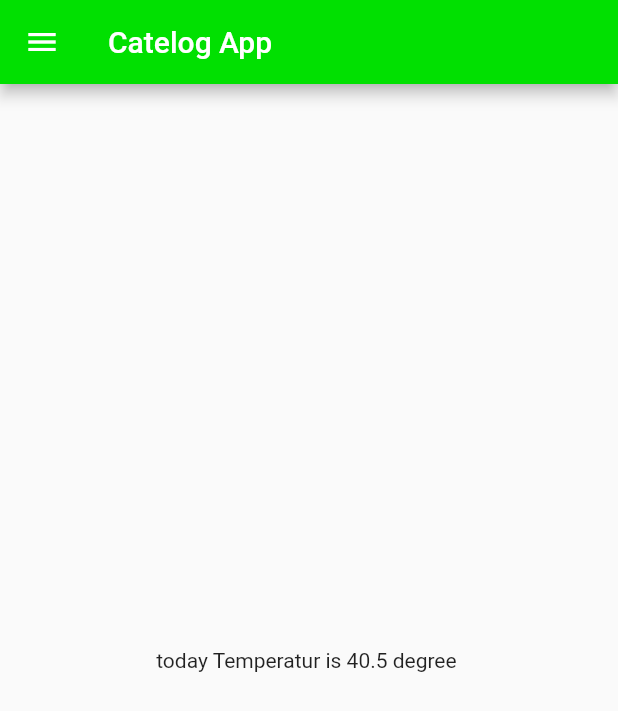
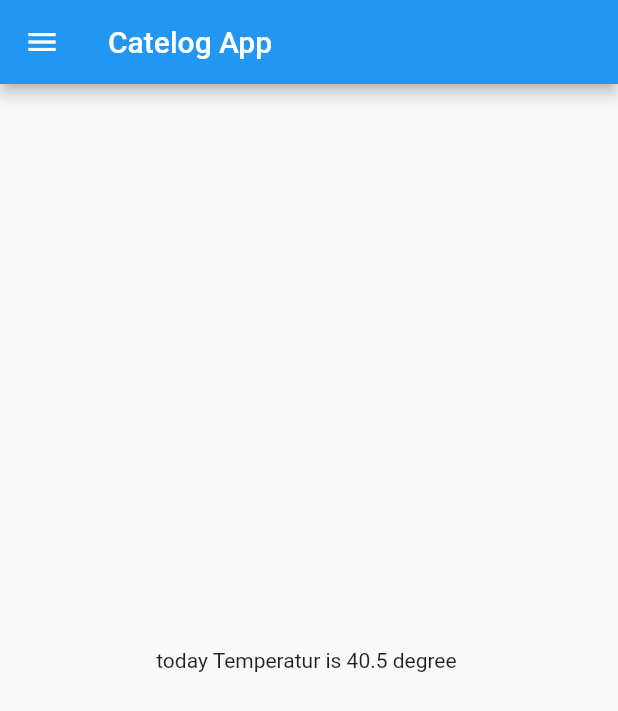
Before and after one commit to MuhammadAhmadSharif/30DaysOfFlutter, a Flutter app: the screen it shows after launch, on a phone screen of 412 x 824 dp. Shown: the top 711 px of the screen. Run offline on Flutter 3.47's test engine with Material 2 defaults, Android fonts, the phone set to English and light mode, and no system bars.

Commit message:
day 3 completed

```diff
--- a/lib/home_page.dart
+++ b/lib/Pages/home_page.dart
@@ -8,9 +8,8 @@ class Home_page extends StatelessWidget {
     var days = 30;
     var temp = 40.5;
     return Scaffold(
-      appBar:AppBar(
+      appBar: AppBar(
         title: Text("Catelog App"),
-        backgroundColor: Color.fromARGB(255, 1, 224, 1),
       ),
       body: Center(
         child: Container(
--- a/lib/main.dart
+++ b/lib/main.dart
@@ -1,5 +1,6 @@
 import 'package:flutter/material.dart';
-import 'package:flutter_catalog/Home_page.dart';
+import 'package:flutter_catalog/Pages/home_page.dart';
+import 'package:flutter_catalog/Pages/login_page.dart';
 
 void main() {
   runApp(MyApp());
@@ -11,7 +12,13 @@ class MyApp extends StatelessWidget {
   @override
   Widget build(BuildContext context) {
     return MaterialApp(
-      home: Home_page(),
+      //home: Home_page(),
+      theme: ThemeData.light(),
+      initialRoute: "/loginPage",
+      routes: {
+        "/": (context) => loginPage(),
+        "/loginPage": (context) => Home_page(),
+      },
     );
   }
 }
--- a/pubspec.yaml
+++ b/pubspec.yaml
@@ -58,8 +58,8 @@ flutter:
   uses-material-design: true
 
   # To add assets to your application, add an assets section, like this:
-  # assets:
-  #   - images/a_dot_burr.jpeg
+    assets:
+    - assets/images/
   #   - images/a_dot_ham.jpeg
 
   # An image asset can refer to one or more resolution-specific "variants", see
```
Also changed, not shown: lib/Pages/login_page.dart (added, +16 -0 lines), assets/4957136.jpg (added). Lines whose indentation alone changed are shown as unchanged.
